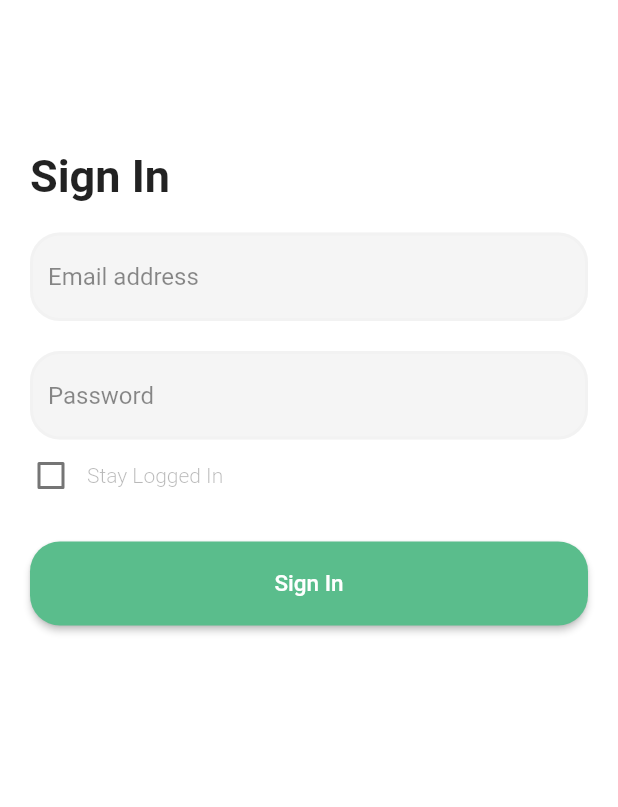
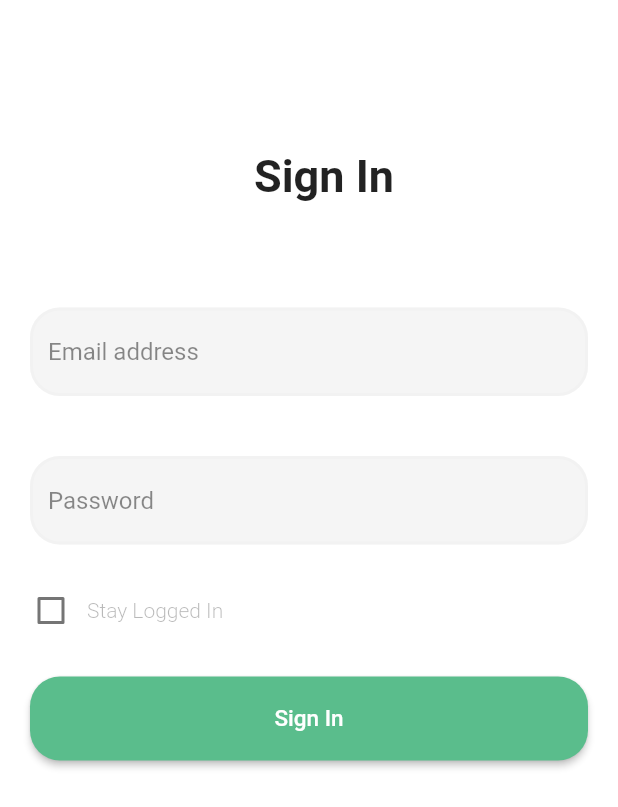
Before and after one commit to 4eug/flutter_JWT_Auth, a Flutter app: the screen it shows after launch, on a phone screen of 412 x 824 dp. Shown: the top 807 px of the screen. Run offline on Flutter 3.47's test engine with Material 2 defaults, Android fonts, the phone set to English and light mode, and no system bars.

Commit message:
Login Screen

```diff
--- a/lib/screens/login.dart
+++ b/lib/screens/login.dart
@@ -20,13 +20,18 @@ class _LoginScreenState extends State<LoginScreen> {
           children: <Widget>[
             Padding(
               padding: const EdgeInsets.fromLTRB(20, 100, 0, 0),
-              child: Text(
-                "Sign In",
-                style: TextStyle(fontSize: 30, fontWeight: FontWeight.bold),
+              child: Center(
+                child: Text(
+                  "Sign In",
+                  style: TextStyle(fontSize: 30, fontWeight: FontWeight.bold),
+                ),
               ),
             ),
+            SizedBox(height: 50),
             _textField(UIWidget.email, false),
+            SizedBox(height: 20),
             _textField(UIWidget.password, true),
+            SizedBox(height: 20),
             _keepLogin,
             _loginButton,
           ],
```
